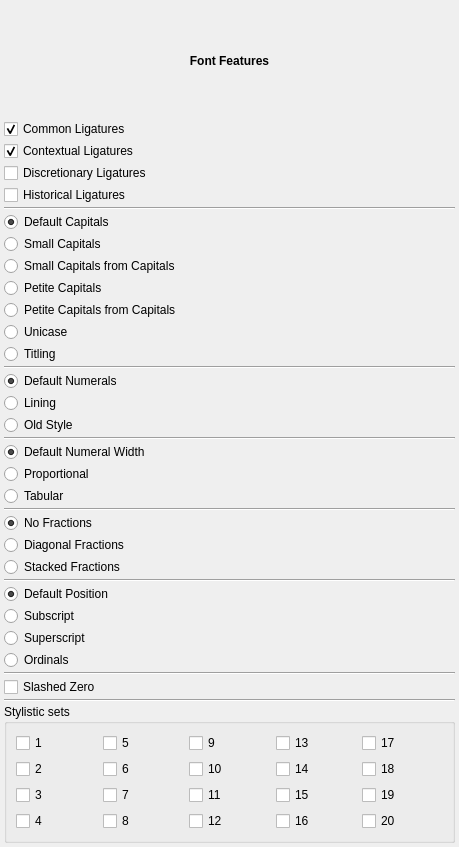
nitramr/scribus, file scribus/ui/propertywidget_fontfeaturesbase.ui: the form before one commit.
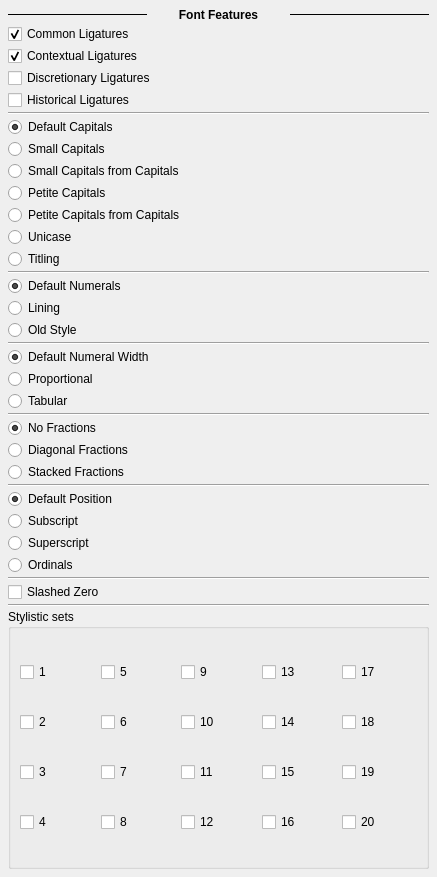
The form after the commit.

Patch:
```diff
--- a/scribus/ui/propertywidget_fontfeaturesbase.ui
+++ b/scribus/ui/propertywidget_fontfeaturesbase.ui
@@ -6,8 +6,8 @@
    <rect>
     <x>0</x>
     <y>0</y>
-    <width>459</width>
-    <height>847</height>
+    <width>437</width>
+    <height>877</height>
    </rect>
   </property>
   <property name="sizePolicy">
@@ -30,17 +30,29 @@
     <number>2</number>
    </property>
    <property name="leftMargin">
-    <number>4</number>
+    <number>8</number>
    </property>
    <property name="topMargin">
-    <number>4</number>
+    <number>8</number>
    </property>
    <property name="rightMargin">
-    <number>4</number>
+    <number>8</number>
    </property>
    <property name="bottomMargin">
-    <number>4</number>
+    <number>8</number>
    </property>
+   <item>
+    <layout class="QHBoxLayout" name="horizontalLayout">
+     <item>
+      <widget class="Line" name="line_8">
+       <property name="frameShadow">
+        <enum>QFrame::Plain</enum>
+       </property>
+       <property name="orientation">
+        <enum>Qt::Horizontal</enum>
+       </property>
+      </widget>
+     </item>
    <item>
     <widget class="QLabel" name="label">
      <property name="font">
@@ -58,6 +70,18 @@
     </widget>
    </item>
    <item>
+      <widget class="Line" name="line_9">
+       <property name="frameShadow">
+        <enum>QFrame::Plain</enum>
+       </property>
+       <property name="orientation">
+        <enum>Qt::Horizontal</enum>
+       </property>
+      </widget>
+     </item>
+    </layout>
+   </item>
+   <item>
     <widget class="QCheckBox" name="CommonCheck">
      <property name="toolTip">
       <string>Common Ligatures (liga)</string>
```
Left out of the diff: 4 changed lines with no effect on the pictures. Lines whose indentation alone changed are shown as unchanged.
